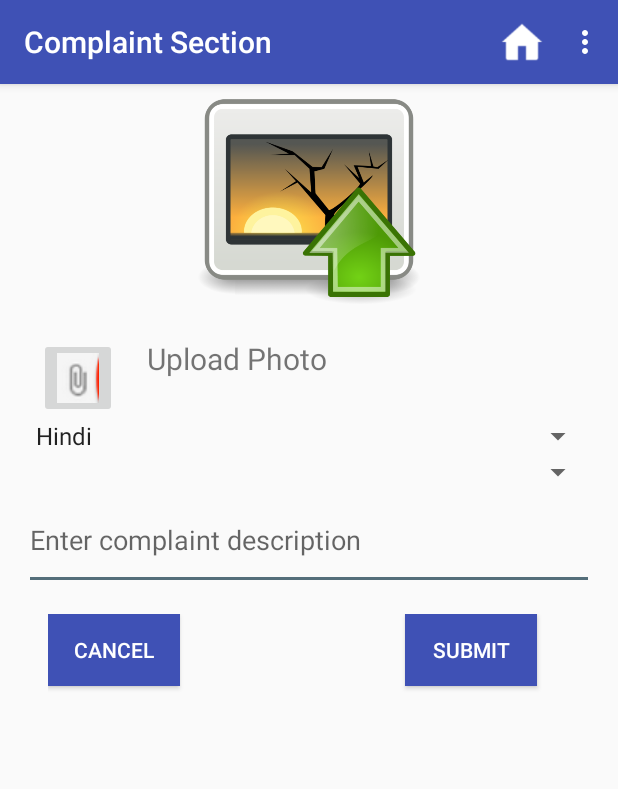
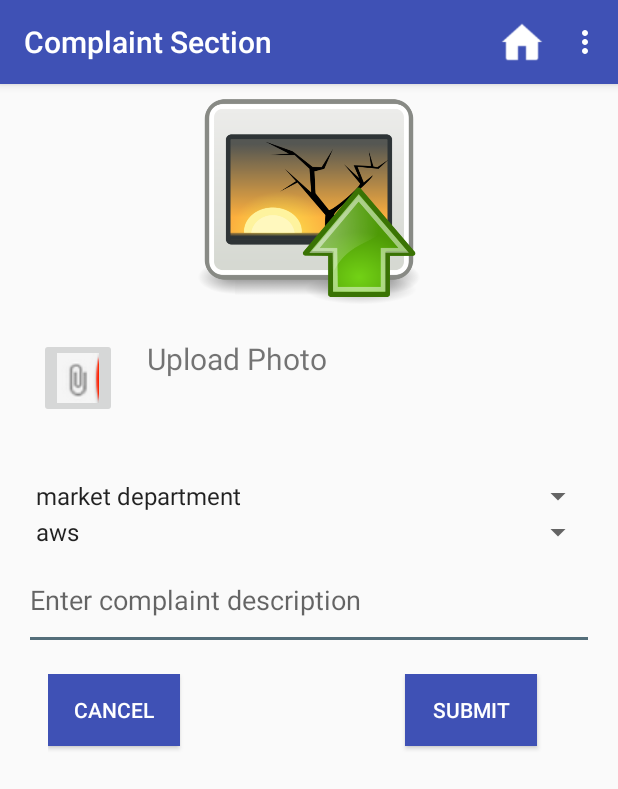
Before and after one commit to saksheesaxena/Customer_Complaints, an Android app: the PhotoattachmentActivity screen opened directly, with no data from a screen before it, on a phone screen of 412 x 824 dp. Shown: the top 789 px of the screen. Run offline under Robolectric (Android 15) with nearby library versions, the phone set to English and light mode, and no system bars; plain views replace MaterialSpinner.

Commit message:
Camera/Upload with location done

```diff
--- a/app/src/main/java/com/example/admin/customer_complaints/Activities/PhotoattachmentActivity.java
+++ b/app/src/main/java/com/example/admin/customer_complaints/Activities/PhotoattachmentActivity.java
@@ -70,17 +70,28 @@ public class PhotoattachmentActivity extends BaseActivity{
         address_layout = (LinearLayout)findViewById(R.id.address_layout);
         parentSpinner();
       //  button_location = (Button)findViewById(R.id.button_location);
-        complaint_department = getResources().getStringArray(R.array.departments);
-        if (i==0) {
-            address_layout.setVisibility(View.GONE);
-        }
-
+        complaint_department = getResources().getStringArray(R.array.departments_name);
+       address_layout.setVisibility(View.INVISIBLE);
         Bundle extras = getIntent().getExtras();
         if (extras != null) {
             new_address = extras.getString("CHANGED_LOCATION");
             address_layout.setVisibility(View.VISIBLE);
             address_tv.setText(new_address);
 
+
+
+        }
+        if (extras != null) {
+            String image_path = extras.getString("image_path");
+            Toast.makeText(getApplicationContext(),image_path,Toast.LENGTH_LONG).show();
+
+            Bitmap bm = decodeSampledBitmapFromPath(image_path, 500, 500);
+            uploaded_image.setImageBitmap(bm);
+            Uri uri = Uri.parse(image_path);
+      //      new_file = getRealPathFromURI(PhotoattachmentActivity.this, uri);
+            ReadExif(image_path);
+            address_layout.setVisibility(View.VISIBLE);
+            getMyLocationAddress();
 
         }
         cancel.setOnClickListener(new View.OnClickListener() {
@@ -128,7 +139,7 @@ public class PhotoattachmentActivity extends BaseActivity{
 
 
         public void parentSpinner() {
-        ArrayAdapter<String> Dadapter = new ArrayAdapter<String>(this, android.R.layout.simple_spinner_item, getResources().getStringArray(R.array.departments));
+        ArrayAdapter<String> Dadapter = new ArrayAdapter<String>(this, android.R.layout.simple_spinner_item, getResources().getStringArray(R.array.departments_name));
         Dadapter.setDropDownViewResource(android.R.layout.simple_dropdown_item_1line);
         dept_spinner.setAdapter(Dadapter);
         dept_spinner.setOnItemSelectedListener(new AdapterView.OnItemSelectedListener() {
@@ -140,17 +151,16 @@ public class PhotoattachmentActivity extends BaseActivity{
                }
 
     private int getDistrictResourceId ( int districtnr ) {
-                   int resId = R.array.app_language;
+                   int resId = R.array.market_dept;
                     switch ( districtnr )
                     {
                                 case 1:
-                                resId = R.array.app_language;
+                                resId = R.array.market_dept;
                                 break;
                         case 2:
                                 resId = R.array.signup_gender_array;
                                break;
-
-                                // please add the rest
+                        // please add the rest
                                     }
 
                           return resId;
@@ -162,8 +172,8 @@ public class PhotoattachmentActivity extends BaseActivity{
 
                             ArrayAdapter<String> Cadapter = new ArrayAdapter<String>(this, android.R.layout.simple_spinner_item, getResources().getStringArray(resId));
                    Cadapter.setDropDownViewResource(android.R.layout.simple_dropdown_item_1line);
-                    dept_spinner.setAdapter(Cadapter);
-                        dept_spinner.setOnItemSelectedListener(new AdapterView.OnItemSelectedListener() {
+                    category_spinner.setAdapter(Cadapter);
+                        category_spinner.setOnItemSelectedListener(new AdapterView.OnItemSelectedListener() {
                                                                             public void onItemSelected(AdapterView<?> parent, View view, int position, long id) {
                                                                                }
                                                                             public void onNothingSelected(AdapterView<?> parent) {
--- a/app/src/main/res/layout/activity_photo_attachment.xml
+++ b/app/src/main/res/layout/activity_photo_attachment.xml
@@ -30,7 +30,8 @@
     <LinearLayout
         android:layout_width="match_parent"
         android:layout_height="wrap_content"
-        android:orientation="horizontal">
+        android:orientation="horizontal"
+        android:id="@+id/upload_layout">
 
         <ImageButton
             android:layout_width="wrap_content"
@@ -54,7 +55,7 @@
     </LinearLayout>
 
 
-    <LinearLayout
+     l<LinearLayout
         android:layout_width="match_parent"
         android:layout_height="wrap_content"
         android:orientation="horizontal"
--- a/app/src/main/res/values/strings.xml
+++ b/app/src/main/res/values/strings.xml
@@ -11,8 +11,8 @@
 
     <!-- second activity settings-->
     <string name="Choose_department">Choose a Department</string>
-    <string-array name="departments">
-        <item>Enter department</item>
+    <string-array name="departments_name">
+
         <item>market department </item>
         <item>water supply</item>
         <item>Employees Future fund</item>
@@ -30,6 +30,11 @@
         <item>Accountant</item>
 
     </string-array>
+ <string-array name="market_dept">
+  <item>aws</item>
+  <item>2dedfd</item>
+  <item>swsw</item>
+ </string-array>
     <!-- Toolbar Strings -->
     <string name="toolbar_text_woPhoto">Complaint Section</string>
 
```
Also changed, not shown: app/src/main/java/com/example/admin/customer_complaints/Activities/CameraPhotoAttachmentActivity.java (+10 -3 lines), app/src/main/java/com/example/admin/customer_complaints/Activities/ChoiceSelectionActivity.java (+111 -31 lines), app/src/main/res/layout/activity_choice_selection.xml (+9 -8 lines).
